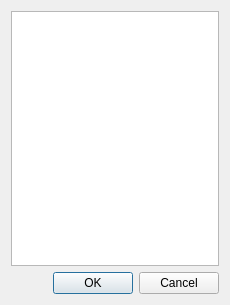
This is Interface/InterfaceFAMA/param.ui in duartejulio/fama as Qt 5 draws it before an edit. The edited form follows.
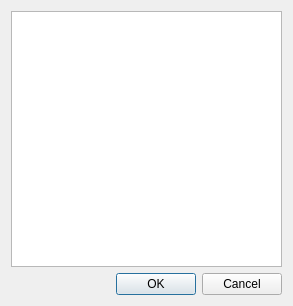
This is the edited form.

Patch:
```diff
--- a/Interface/InterfaceFAMA/param.ui
+++ b/Interface/InterfaceFAMA/param.ui
@@ -6,8 +6,8 @@
    <rect>
     <x>0</x>
     <y>0</y>
-    <width>230</width>
-    <height>305</height>
+    <width>293</width>
+    <height>306</height>
    </rect>
   </property>
   <property name="windowTitle">
```
